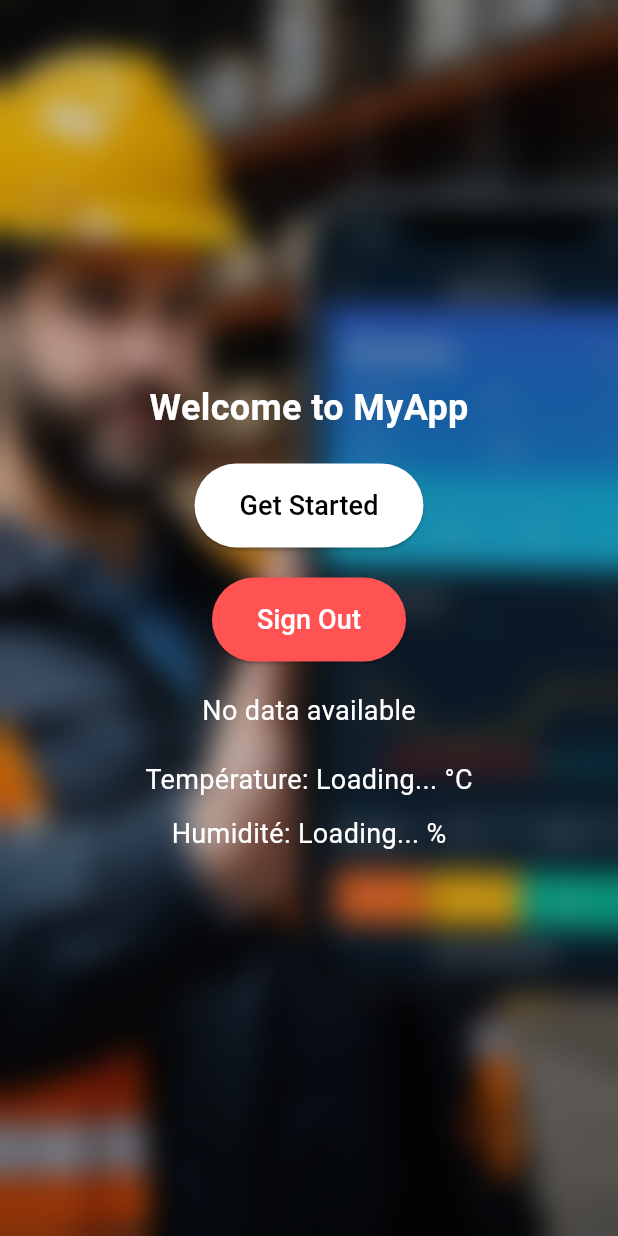
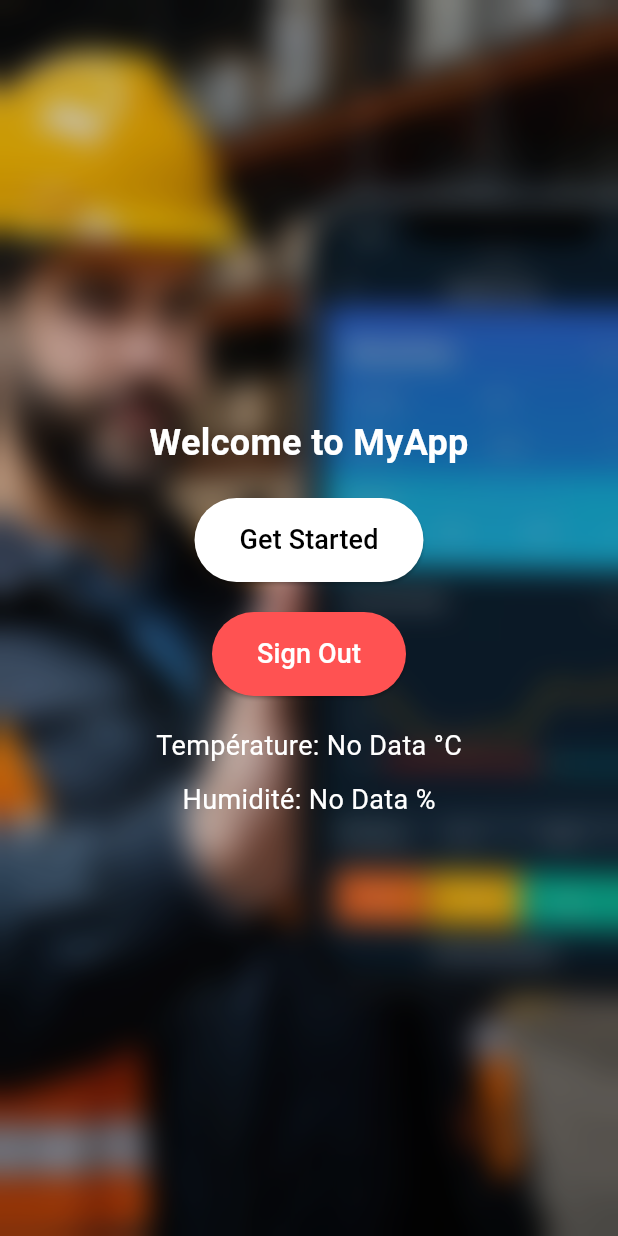
Before and after one commit to jihen603/flutter_firebase, a Flutter app: the WelcomeScreen screen opened by its route, after a tap on "Get Started", on a phone screen of 412 x 824 dp. Run offline on Flutter 3.47's test engine with Material 3 defaults, Android fonts, the phone set to English and light mode, and no system bars; our stand-ins replace firebase_auth, firebase_core, firebase_database, flutter_otp_text_field, fluttertoast, google_fonts; missing offline and left inert: encrypt; accounts and stored records are empty.

Commit message:
Ajout des fichiers de projet Flutter

```diff
--- a/lib/src/features/authentification/screens/welcome/welcome_screen.dart
+++ b/lib/src/features/authentification/screens/welcome/welcome_screen.dart
@@ -20,6 +20,7 @@ class _WelcomeScreenState extends State<WelcomeScreen> {
 
   String humidity = "Loading...";
   String temperature = "Loading...";
+  bool isLoading = true;  // Variable pour gérer l'affichage de l'indicateur de chargement
 
   @override
   void initState() {
@@ -27,36 +28,42 @@ class _WelcomeScreenState extends State<WelcomeScreen> {
     _fetchSensorData();
   }
 
+  // Fonction pour récupérer les données
   void _fetchSensorData() {
-    _database.child("DHT/humidity").onValue.listen((event) {
-      final encryptedHumidity = event.snapshot.value?.toString() ?? '';
-      print('Encrypted Humidity: $encryptedHumidity'); // Débogage
-      if (encryptedHumidity.isNotEmpty) {
+    _database.child("DHT").onValue.listen((event) {
+      final data = event.snapshot.value as Map?;
+      if (data != null) {
+        final encryptedHumidity = data['humidity'] as String? ?? '';
+        final encryptedTemperature = data['temperature'] as String? ?? '';
+
+        if (encryptedHumidity.isNotEmpty && encryptedTemperature.isNotEmpty) {
           try {
             setState(() {
               humidity = AESHelper.decryptAES(encryptedHumidity);
+              temperature = AESHelper.decryptAES(encryptedTemperature);
+              isLoading = false;  // Lorsque les données sont décryptées, on arrête le chargement
             });
           } catch (e) {
-          print('Decryption error for humidity: $e');
+            print('Decryption error: $e');
+            setState(() {
+              humidity = 'Decryption Error';
+              temperature = 'Decryption Error';
+              isLoading = false;
+            });
           }
         } else {
-        print('Humidity data is empty or null');
-      }
+          setState(() {
+            humidity = 'Data Missing';
+            temperature = 'Data Missing';
+            isLoading = false;
           });
-
-    _database.child("DHT/temperature").onValue.listen((event) {
-      final encryptedTemperature = event.snapshot.value?.toString() ?? '';
-      print('Encrypted Temperature: $encryptedTemperature'); // Débogage
-      if (encryptedTemperature.isNotEmpty) {
-        try {
-          setState(() {
-            temperature = AESHelper.decryptAES(encryptedTemperature);
-          });
-        } catch (e) {
-          print('Decryption error for temperature: $e');
         }
       } else {
-        print('Temperature data is empty or null');
+        setState(() {
+          humidity = 'No Data';
+          temperature = 'No Data';
+          isLoading = false;
+        });
       }
     });
   }
@@ -82,6 +89,7 @@ class _WelcomeScreenState extends State<WelcomeScreen> {
               ),
             ),
           ),
+
           // Contenu au centre de l'écran
           Center(
             child: Column(
@@ -99,7 +107,9 @@ class _WelcomeScreenState extends State<WelcomeScreen> {
 
                 // Bouton pour démarrer
                 ElevatedButton(
-                  onPressed: () {},
+                  onPressed: () {
+                    // Action pour démarrer, par exemple, navigation vers un autre écran
+                  },
                   style: ElevatedButton.styleFrom(
                     padding: const EdgeInsets.symmetric(horizontal: 30, vertical: 15),
                     backgroundColor: Colors.white,
@@ -116,6 +126,7 @@ class _WelcomeScreenState extends State<WelcomeScreen> {
                 ElevatedButton(
                   onPressed: () async {
                     await AuthService().signout(context: context);
+                    Navigator.pushReplacement(context, MaterialPageRoute(builder: (_) => const LoginScreen()));
                   },
                   style: ElevatedButton.styleFrom(
                     padding: const EdgeInsets.symmetric(horizontal: 30, vertical: 15),
@@ -129,33 +140,12 @@ class _WelcomeScreenState extends State<WelcomeScreen> {
 
                 const SizedBox(height: 20),
 
-                // Affichage des données récupérées en temps réel
-                StreamBuilder(
-                  stream: _databaseService.getRealTimeData('MQ5/value'),
-                  builder: (context, snapshot) {
-                    if (snapshot.connectionState == ConnectionState.waiting) {
-                      return const CircularProgressIndicator();
-                    }
-                    if (snapshot.hasError) {
-                      return Text('Error: ${snapshot.error}');
-                    }
-                    if (snapshot.hasData && snapshot.data!.snapshot.value != null) {
-                      final data = snapshot.data!.snapshot.value;
-                      return Text(
-                        'MQ5 Value: $data',
-                        style: const TextStyle(color: Colors.white, fontSize: 18),
-                      );
-                    }
-                    return const Text(
-                      'No data available',
-                      style: TextStyle(color: Colors.white, fontSize: 18),
-                    );
-                  },
-                ),
-
-                const SizedBox(height: 20),
-
-                // 🔹 Affichage des données DHT (Température & Humidité)
+                // Affichage de l'indicateur de chargement si nécessaire
+                isLoading
+                    ? const CircularProgressIndicator()
+                    : Column(
+                  children: [
+                    // Affichage des données DHT (Température & Humidité)
                     Text(
                       "Température: $temperature °C",
                       style: const TextStyle(color: Colors.white, fontSize: 18),
@@ -167,6 +157,8 @@ class _WelcomeScreenState extends State<WelcomeScreen> {
                     ),
                   ],
                 ),
+              ],
+            ),
           ),
         ],
       ),
```
Lines whose indentation alone changed are shown as unchanged.
